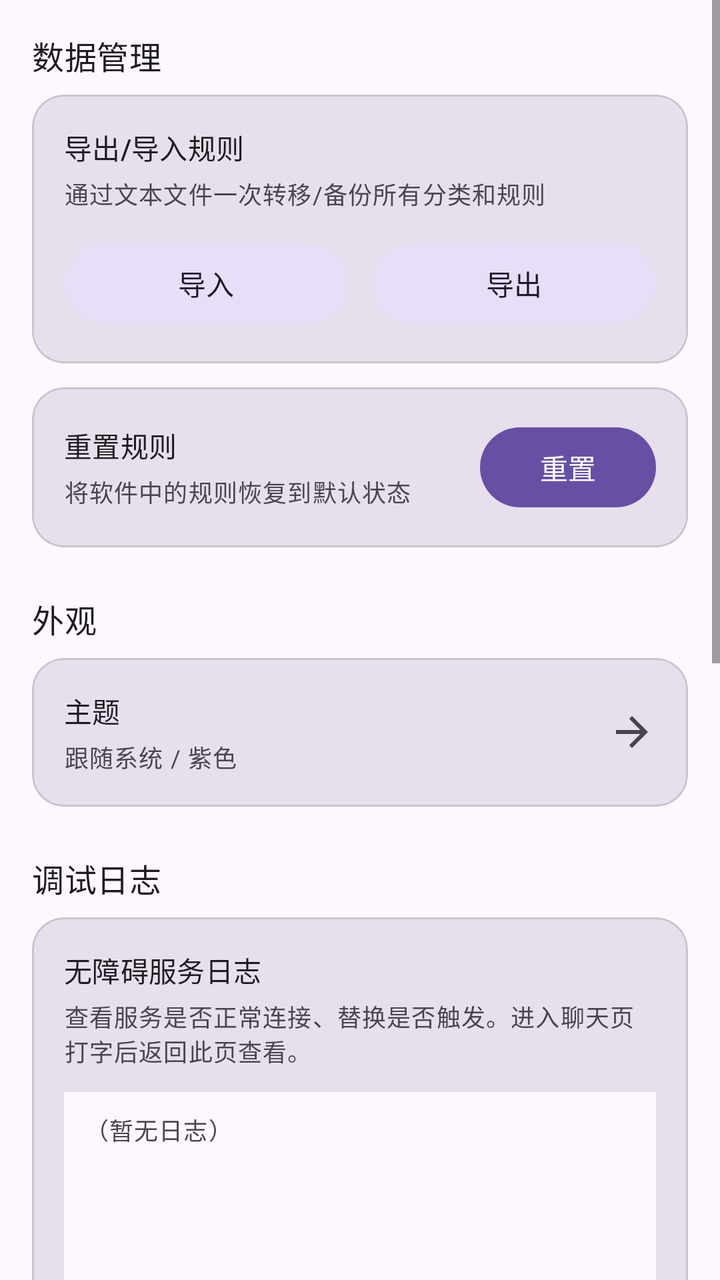
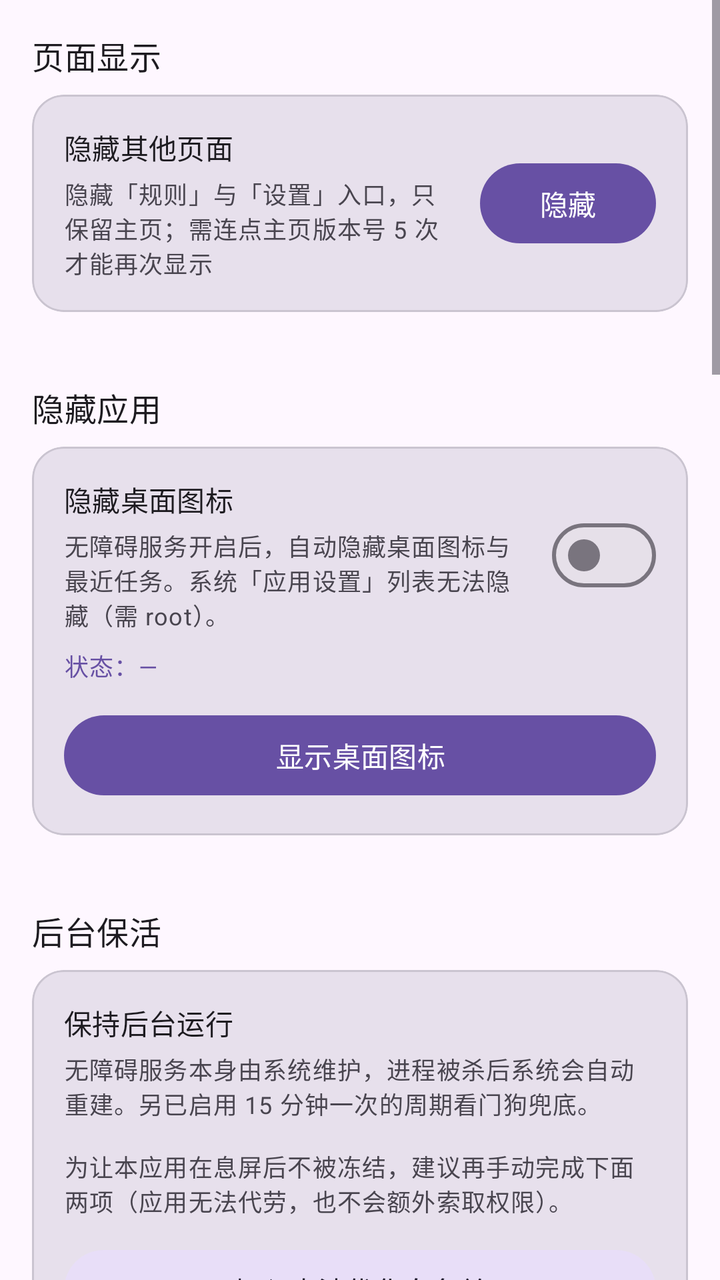

Screens rendered from an Android XML layout before and after an edit, with the pre-edit source and the edit as a unified diff.
<!-- AndroidManifest.xml: application theme Theme.QQReplyApp -->
<!-- res/layout/view_tab_settings.xml -->
<?xml version="1.0" encoding="utf-8"?>
<ScrollView xmlns:android="http://schemas.android.com/apk/res/android"
    xmlns:app="http://schemas.android.com/apk/res-auto"
    android:layout_width="match_parent"
    android:layout_height="match_parent">

    <LinearLayout
        android:layout_width="match_parent"
        android:layout_height="wrap_content"
        android:orientation="vertical"
        android:padding="16dp">

        <TextView
            android:layout_width="wrap_content"
            android:layout_height="wrap_content"
            android:text="数据管理"
            android:textAppearance="@style/TextAppearance.Material3.TitleMedium"
            android:layout_marginBottom="8dp" />

        <com.google.android.material.card.MaterialCardView
            android:id="@+id/exportCard"
            android:layout_width="match_parent"
            android:layout_height="wrap_content"
            android:layout_marginBottom="12dp"
            app:cardElevation="0dp"
            app:cardBackgroundColor="?attr/colorSurfaceVariant"
            app:cardCornerRadius="16dp">

            <LinearLayout
                android:layout_width="match_parent"
                android:layout_height="wrap_content"
                android:orientation="vertical"
                android:padding="16dp">

                <TextView
                    android:layout_width="wrap_content"
                    android:layout_height="wrap_content"
                    android:text="导出/导入规则"
                    android:textAppearance="@style/TextAppearance.Material3.TitleSmall" />

                <TextView
                    android:layout_width="wrap_content"
                    android:layout_height="wrap_content"
                    android:layout_marginTop="4dp"
                    android:text="通过文本文件一次转移/备份所有分类和规则"
                    android:textAppearance="@style/TextAppearance.Material3.BodySmall"
                    android:textColor="?attr/colorOnSurfaceVariant" />

                <LinearLayout
                    android:layout_width="match_parent"
                    android:layout_height="wrap_content"
                    android:layout_marginTop="12dp"
                    android:orientation="horizontal">

                    <com.google.android.material.button.MaterialButton
                        android:id="@+id/importRuleButton"
                        style="@style/Widget.Material3.Button.TonalButton"
                        android:layout_width="0dp"
                        android:layout_height="wrap_content"
                        android:layout_weight="1"
                        android:layout_marginEnd="6dp"
                        android:text="导入" />

                    <com.google.android.material.button.MaterialButton
                        android:id="@+id/exportRuleButton"
                        style="@style/Widget.Material3.Button.TonalButton"
                        android:layout_width="0dp"
                        android:layout_height="wrap_content"
                        android:layout_weight="1"
                        android:layout_marginStart="6dp"
                        android:text="导出" />

                </LinearLayout>

            </LinearLayout>

        </com.google.android.material.card.MaterialCardView>

        <com.google.android.material.card.MaterialCardView
            android:id="@+id/resetCard"
            android:layout_width="match_parent"
            android:layout_height="wrap_content"
            app:cardElevation="0dp"
            app:cardBackgroundColor="?attr/colorSurfaceVariant"
            app:cardCornerRadius="16dp">

            <LinearLayout
                android:layout_width="match_parent"
                android:layout_height="wrap_content"
                android:orientation="horizontal"
                android:gravity="center_vertical"
                android:padding="16dp">

                <LinearLayout
                    android:layout_width="0dp"
                    android:layout_height="wrap_content"
                    android:layout_weight="1"
                    android:orientation="vertical">

                    <TextView
                        android:layout_width="wrap_content"
                        android:layout_height="wrap_content"
                        android:text="重置规则"
                        android:textAppearance="@style/TextAppearance.Material3.TitleSmall" />

                    <TextView
                        android:layout_width="wrap_content"
                        android:layout_height="wrap_content"
                        android:layout_marginTop="4dp"
                        android:text="将软件中的规则恢复到默认状态"
                        android:textAppearance="@style/TextAppearance.Material3.BodySmall"
                        android:textColor="?attr/colorOnSurfaceVariant" />

                </LinearLayout>

                <com.google.android.material.button.MaterialButton
                    android:id="@+id/resetRulesButton"
                    style="@style/Widget.Material3.Button"
                    android:layout_width="wrap_content"
                    android:layout_height="wrap_content"
                    android:text="重置" />

            </LinearLayout>

        </com.google.android.material.card.MaterialCardView>

        <TextView
            android:layout_width="wrap_content"
            android:layout_height="wrap_content"
            android:text="外观"
            android:textAppearance="@style/TextAppearance.Material3.TitleMedium"
            android:layout_marginTop="24dp"
            android:layout_marginBottom="8dp" />

        <com.google.android.material.card.MaterialCardView
            android:id="@+id/themeCard"
            android:layout_width="match_parent"
            android:layout_height="wrap_content"
            android:clickable="true"
            android:focusable="true"
            app:cardElevation="0dp"
            app:cardBackgroundColor="?attr/colorSurfaceVariant"
            app:cardCornerRadius="16dp"
            app:rippleColor="?attr/colorPrimary">

            <LinearLayout
                android:layout_width="match_parent"
                android:layout_height="wrap_content"
                android:orientation="horizontal"
                android:gravity="center_vertical"
                android:padding="16dp">

                <LinearLayout
                    android:layout_width="0dp"
                    android:layout_height="wrap_content"
                    android:layout_weight="1"
                    android:orientation="vertical">

                    <TextView
                        android:layout_width="wrap_content"
                        android:layout_height="wrap_content"
                        android:text="主题"
                        android:textAppearance="@style/TextAppearance.Material3.TitleSmall" />

                    <TextView
                        android:id="@+id/themeStatus"
                        android:layout_width="wrap_content"
                        android:layout_height="wrap_content"
                        android:layout_marginTop="4dp"
                        android:text="跟随系统 / 紫色"
                        android:textAppearance="@style/TextAppearance.Material3.BodySmall"
                        android:textColor="?attr/colorOnSurfaceVariant" />

                </LinearLayout>

                <ImageView
                    android:layout_width="24dp"
                    android:layout_height="24dp"
                    android:layout_marginStart="12dp"
                    android:contentDescription="进入主题设置"
                    android:src="@drawable/ic_arrow_forward"
                    app:tint="?attr/colorOnSurfaceVariant" />

            </LinearLayout>

        </com.google.android.material.card.MaterialCardView>

        <TextView
            android:layout_width="wrap_content"
            android:layout_height="wrap_content"
            android:text="调试日志"
            android:textAppearance="@style/TextAppearance.Material3.TitleMedium"
            android:layout_marginTop="24dp"
            android:layout_marginBottom="8dp" />

        <com.google.android.material.card.MaterialCardView
            android:id="@+id/debugLogCard"
            android:layout_width="match_parent"
            android:layout_height="wrap_content"
            android:layout_marginBottom="12dp"
            app:cardElevation="0dp"
            app:cardBackgroundColor="?attr/colorSurfaceVariant"
            app:cardCornerRadius="16dp">

            <LinearLayout
                android:layout_width="match_parent"
                android:layout_height="wrap_content"
                android:orientation="vertical"
                android:padding="16dp">

                <TextView
                    android:layout_width="wrap_content"
                    android:layout_height="wrap_content"
                    android:text="无障碍服务日志"
                    android:textAppearance="@style/TextAppearance.Material3.TitleSmall" />

                <TextView
                    android:layout_width="match_parent"
                    android:layout_height="wrap_content"
                    android:id="@+id/debugHint"
                    android:layout_marginTop="4dp"
                    android:text="查看服务是否正常连接、替换是否触发。进入聊天页打字后返回此页查看。"
                    android:textAppearance="@style/TextAppearance.Material3.BodySmall"
                    android:textColor="?attr/colorOnSurfaceVariant" />

                <TextView
                    android:id="@+id/debugLogText"
                    android:layout_width="match_parent"
                    android:layout_height="240dp"
                    android:layout_marginTop="12dp"
                    android:background="?attr/colorSurface"
                    android:gravity="start|top"
                    android:padding="10dp"
                    android:scrollbars="vertical"
                    android:fontFamily="monospace"
                    android:text="（暂无日志）"
                    android:textAppearance="@style/TextAppearance.Material3.BodySmall"
                    android:textIsSelectable="true"
                    android:typeface="monospace" />

                <LinearLayout
                    android:layout_width="match_parent"
                    android:layout_height="wrap_content"
                    android:layout_marginTop="12dp"
                    android:orientation="horizontal">

                    <com.google.android.material.button.MaterialButton
                        android:id="@+id/refreshLogButton"
                        style="@style/Widget.Material3.Button.TonalButton"
                        android:layout_width="0dp"
                        android:layout_height="wrap_content"
                        android:layout_weight="1"
                        android:layout_marginEnd="6dp"
                        android:text="刷新" />

                    <com.google.android.material.button.MaterialButton
                        android:id="@+id/clearLogButton"
                        style="@style/Widget.Material3.Button"
                        android:layout_width="0dp"
                        android:layout_height="wrap_content"
                        android:layout_weight="1"
                        android:layout_marginStart="6dp"
                        android:text="清空" />

                </LinearLayout>

            </LinearLayout>

        </com.google.android.material.card.MaterialCardView>

        <TextView
            android:layout_width="wrap_content"
            android:layout_height="wrap_content"
            android:text="关于"
            android:textAppearance="@style/TextAppearance.Material3.TitleMedium"
            android:layout_marginTop="24dp"
            android:layout_marginBottom="8dp" />

        
        <com.google.android.material.card.MaterialCardView
            android:layout_width="match_parent"
            android:layout_height="wrap_content"
            app:cardElevation="0dp"
            app:cardBackgroundColor="?attr/colorSurfaceVariant"
            app:cardCornerRadius="16dp">

            <LinearLayout
                android:layout_width="match_parent"
                android:layout_height="wrap_content"
                android:orientation="vertical"
                android:padding="20dp">

                <TextView
                    android:layout_width="wrap_content"
                    android:layout_height="wrap_content"
                    android:text="QQNHY助手"
                    android:textAppearance="@style/TextAppearance.Material3.TitleMedium"
                    android:textColor="?attr/colorPrimary" />

                <TextView
                    android:id="@+id/aboutAppVersion"
                    android:layout_width="wrap_content"
                    android:layout_height="wrap_content"
                    android:layout_marginTop="8dp"
                    android:text="v 1.3"
                    android:textAppearance="@style/TextAppearance.Material3.BodyMedium" />

                <TextView
                    android:layout_width="wrap_content"
                    android:layout_height="wrap_content"
                    android:layout_marginTop="4dp"
                    android:text="改版作者：qaqdym、AnotherCream"
                    android:textAppearance="@style/TextAppearance.Material3.BodyMedium"
                    android:textColor="?attr/colorOnSurfaceVariant" />

            </LinearLayout>

        </com.google.android.material.card.MaterialCardView>

        
        <com.google.android.material.card.MaterialCardView
            android:layout_width="match_parent"
            android:layout_height="wrap_content"
            android:layout_marginTop="12dp"
            app:cardElevation="0dp"
            app:cardBackgroundColor="?attr/colorSurfaceVariant"
            app:cardCornerRadius="28dp">

            <LinearLayout
                android:layout_width="match_parent"
                android:layout_height="wrap_content"
                android:orientation="vertical"
                android:padding="20dp">

                <TextView
                    android:id="@+id/projectLink"
                    android:layout_width="wrap_content"
                    android:layout_height="wrap_content"
                    android:padding="2dp"
                    android:text="项目链接：github.com/Sehhan667/QQNHYhelper"
                    android:textAppearance="@style/TextAppearance.Material3.BodyMedium"
                    android:textColor="?attr/colorPrimary" />

                <TextView
                    android:id="@+id/licenseText"
                    android:layout_width="wrap_content"
                    android:layout_height="wrap_content"
                    android:layout_marginTop="10dp"
                    android:padding="2dp"
                    android:text="本项目遵循 MIT 开源协议"
                    android:textAppearance="@style/TextAppearance.Material3.BodySmall"
                    android:textColor="?attr/colorPrimary" />

            </LinearLayout>

        </com.google.android.material.card.MaterialCardView>

        <TextView
            android:layout_width="match_parent"
            android:layout_height="wrap_content"
            android:padding="16dp"
            android:gravity="center"
            android:text="感谢使用 QQNHY助手"
            android:textAppearance="@style/TextAppearance.Material3.BodySmall"
            android:textColor="?attr/colorOnSurfaceVariant" />

    </LinearLayout>

</ScrollView>
<!-- resources referenced by this layout -->
<resources>
  <!-- drawable ic_arrow_forward (drawable) -->
  <vector xmlns:android="http://schemas.android.com/apk/res/android"
      android:width="24dp"
      android:height="24dp"
      android:viewportWidth="24"
      android:viewportHeight="24">
      <path
          android:fillColor="#FFFFFFFF"
          android:pathData="M12,4l-1.41,1.41L16.17,11H4v2h12.17l-5.58,5.59L12,20l8,-8z" />
  </vector>
  <style name="Theme.QQReplyApp" parent="Theme.Material3.DayNight.NoActionBar" />
</resources>

<!-- the commit's change to res/layout/view_tab_settings.xml (unified diff, before → after) -->
@@ -13,8 +13,203 @@
         <TextView
             android:layout_width="wrap_content"
             android:layout_height="wrap_content"
+            android:text="页面显示"
+            android:textAppearance="@style/TextAppearance.Material3.TitleMedium"
+            android:layout_marginBottom="8dp" />
+
+        <com.google.android.material.card.MaterialCardView
+            android:id="@+id/hidePagesCard"
+            android:layout_width="match_parent"
+            android:layout_height="wrap_content"
+            android:layout_marginBottom="12dp"
+            app:cardElevation="0dp"
+            app:cardBackgroundColor="?attr/colorSurfaceVariant"
+            app:cardCornerRadius="16dp">
+
+            <LinearLayout
+                android:layout_width="match_parent"
+                android:layout_height="wrap_content"
+                android:orientation="horizontal"
+                android:gravity="center_vertical"
+                android:padding="16dp">
+
+                <LinearLayout
+                    android:layout_width="0dp"
+                    android:layout_height="wrap_content"
+                    android:layout_weight="1"
+                    android:orientation="vertical">
+
+                    <TextView
+                        android:layout_width="wrap_content"
+                        android:layout_height="wrap_content"
+                        android:text="隐藏其他页面"
+                        android:textAppearance="@style/TextAppearance.Material3.TitleSmall" />
+
+                    <TextView
+                        android:layout_width="wrap_content"
+                        android:layout_height="wrap_content"
+                        android:layout_marginTop="4dp"
+                        android:text="隐藏「规则」与「设置」入口，只保留主页；需连点主页版本号 5 次才能再次显示"
+                        android:textAppearance="@style/TextAppearance.Material3.BodySmall"
+                        android:textColor="?attr/colorOnSurfaceVariant" />
+
+                </LinearLayout>
+
+                <com.google.android.material.button.MaterialButton
+                    android:id="@+id/hidePagesButton"
+                    style="@style/Widget.Material3.Button"
+                    android:layout_width="wrap_content"
+                    android:layout_height="wrap_content"
+                    android:layout_marginStart="12dp"
+                    android:text="隐藏" />
+
+            </LinearLayout>
+
+        </com.google.android.material.card.MaterialCardView>
+
+        <TextView
+            android:layout_width="wrap_content"
+            android:layout_height="wrap_content"
+            android:text="隐藏应用"
+            android:textAppearance="@style/TextAppearance.Material3.TitleMedium"
+            android:layout_marginTop="24dp"
+            android:layout_marginBottom="8dp" />
+
+        <com.google.android.material.card.MaterialCardView
+            android:id="@+id/hideAppCard"
+            android:layout_width="match_parent"
+            android:layout_height="wrap_content"
+            android:layout_marginBottom="12dp"
+            app:cardElevation="0dp"
+            app:cardBackgroundColor="?attr/colorSurfaceVariant"
+            app:cardCornerRadius="16dp">
+
+            <LinearLayout
+                android:layout_width="match_parent"
+                android:layout_height="wrap_content"
+                android:orientation="vertical"
+                android:padding="16dp">
+
+                <LinearLayout
+                    android:layout_width="match_parent"
+                    android:layout_height="wrap_content"
+                    android:orientation="horizontal"
+                    android:gravity="center_vertical">
+
+                    <LinearLayout
+                        android:layout_width="0dp"
+                        android:layout_height="wrap_content"
+                        android:layout_weight="1"
+                        android:orientation="vertical">
+
+                        <TextView
+                            android:layout_width="wrap_content"
+                            android:layout_height="wrap_content"
+                            android:text="隐藏桌面图标"
+                            android:textAppearance="@style/TextAppearance.Material3.TitleSmall" />
+
+                        <TextView
+                            android:layout_width="wrap_content"
+                            android:layout_height="wrap_content"
+                            android:layout_marginTop="4dp"
+                            android:text="无障碍服务开启后，自动隐藏桌面图标与最近任务。系统「应用设置」列表无法隐藏（需 root）。"
+                            android:textAppearance="@style/TextAppearance.Material3.BodySmall"
+                            android:textColor="?attr/colorOnSurfaceVariant" />
+
+                    </LinearLayout>
+
+                    <com.google.android.material.materialswitch.MaterialSwitch
+                        android:id="@+id/autoHideSwitch"
+                        android:layout_width="wrap_content"
+                        android:layout_height="wrap_content"
+                        android:layout_marginStart="12dp" />
+
+                </LinearLayout>
+
+                <TextView
+                    android:id="@+id/hideStatusText"
+                    android:layout_width="match_parent"
+                    android:layout_height="wrap_content"
+                    android:layout_marginTop="8dp"
+                    android:text="状态：—"
+                    android:textAppearance="@style/TextAppearance.Material3.BodySmall"
+                    android:textColor="?attr/colorPrimary" />
+
+                <com.google.android.material.button.MaterialButton
+                    android:id="@+id/showIconButton"
+                    style="@style/Widget.Material3.Button"
+                    android:layout_width="match_parent"
+                    android:layout_height="wrap_content"
+                    android:layout_marginTop="12dp"
+                    android:text="显示桌面图标" />
+
+            </LinearLayout>
+
+        </com.google.android.material.card.MaterialCardView>
+
+        <TextView
+            android:layout_width="wrap_content"
+            android:layout_height="wrap_content"
+            android:text="后台保活"
+            android:textAppearance="@style/TextAppearance.Material3.TitleMedium"
+            android:layout_marginTop="24dp"
+            android:layout_marginBottom="8dp" />
+
+        <com.google.android.material.card.MaterialCardView
+            android:id="@+id/keepAliveCard"
+            android:layout_width="match_parent"
+            android:layout_height="wrap_content"
+            android:layout_marginBottom="12dp"
+            app:cardElevation="0dp"
+            app:cardBackgroundColor="?attr/colorSurfaceVariant"
+            app:cardCornerRadius="16dp">
+
+            <LinearLayout
+                android:layout_width="match_parent"
+                android:layout_height="wrap_content"
+                android:orientation="vertical"
+                android:padding="16dp">
+
+                <TextView
+                    android:layout_width="wrap_content"
+                    android:layout_height="wrap_content"
+                    android:text="保持后台运行"
+                    android:textAppearance="@style/TextAppearance.Material3.TitleSmall" />
+
+                <TextView
+                    android:layout_width="match_parent"
+                    android:layout_height="wrap_content"
+                    android:layout_marginTop="4dp"
+                    android:text="无障碍服务本身由系统维护，进程被杀后系统会自动重建。另已启用 15 分钟一次的周期看门狗兜底。\n\n为让本应用在息屏后不被冻结，建议再手动完成下面两项（应用无法代劳，也不会额外索取权限）。"
+                    android:textAppearance="@style/TextAppearance.Material3.BodySmall"
+                    android:textColor="?attr/colorOnSurfaceVariant" />
+
+                <com.google.android.material.button.MaterialButton
+                    android:id="@+id/batteryWhitelistButton"
+                    style="@style/Widget.Material3.Button.TonalButton"
+                    android:layout_width="match_parent"
+                    android:layout_height="wrap_content"
+                    android:layout_marginTop="12dp"
+                    android:text="加入电池优化白名单" />
+
+                <com.google.android.material.button.MaterialButton
+                    android:id="@+id/autoStartButton"
+                    style="@style/Widget.Material3.Button.TonalButton"
+                    android:layout_width="match_parent"
+                    android:layout_height="wrap_content"
+                    android:layout_marginTop="8dp"
+                    android:text="允许自启动 / 后台运行" />
+
+            </LinearLayout>
+
+        </com.google.android.material.card.MaterialCardView>
+
+        <TextView
+            android:layout_width="wrap_content"
+            android:layout_height="wrap_content"
             android:text="数据管理"
             android:textAppearance="@style/TextAppearance.Material3.TitleMedium"
+            android:layout_marginTop="24dp"
             android:layout_marginBottom="8dp" />
 
         <com.google.android.material.card.MaterialCardView
@@ -119,6 +314,69 @@
                     android:layout_width="wrap_content"
                     android:layout_height="wrap_content"
                     android:text="重置" />
+
+            </LinearLayout>
+
+        </com.google.android.material.card.MaterialCardView>
+
+        <TextView
+            android:layout_width="wrap_content"
+            android:layout_height="wrap_content"
+            android:text="魔法生效时机"
+            android:textAppearance="@style/TextAppearance.Material3.TitleMedium"
+            android:layout_marginTop="24dp"
+            android:layout_marginBottom="8dp" />
+
+        <com.google.android.material.card.MaterialCardView
+            android:id="@+id/modeCard"
+            android:layout_width="match_parent"
+            android:layout_height="wrap_content"
+            app:cardElevation="0dp"
+            app:cardBackgroundColor="?attr/colorSurfaceVariant"
+            app:cardCornerRadius="16dp">
+
+            <LinearLayout
+                android:layout_width="match_parent"
+                android:layout_height="wrap_content"
+            android:orientation="vertical"
+            android:padding="16dp">
+
+                    <TextView
+                        android:layout_width="wrap_content"
+                        android:layout_height="wrap_content"
+                        android:text="魔法生效时机"
+                        android:textAppearance="@style/TextAppearance.Material3.TitleSmall" />
+
+                <TextView
+                    android:layout_width="wrap_content"
+                    android:layout_height="wrap_content"
+                    android:layout_marginTop="4dp"
+                    android:text="实时：打字时猫娘立即回应你。仅发送时：按下发送键的那一刻才回应，更低调神秘。"
+                    android:textAppearance="@style/TextAppearance.Material3.BodySmall"
+                    android:textColor="?attr/colorOnSurfaceVariant" />
+
+                <RadioGroup
+                    android:id="@+id/replaceModeGroup"
+                    android:layout_width="match_parent"
+                    android:layout_height="wrap_content"
+                    android:layout_marginTop="12dp"
+                    android:orientation="horizontal">
+
+                    <com.google.android.material.radiobutton.MaterialRadioButton
+                        android:id="@+id/modeRealtime"
+                        android:layout_width="0dp"
+                        android:layout_height="wrap_content"
+                        android:layout_weight="1"
+                        android:text="实时回应" />
+
+                    <com.google.android.material.radiobutton.MaterialRadioButton
+                        android:id="@+id/modeOnsend"
+                        android:layout_width="0dp"
+                        android:layout_height="wrap_content"
+                        android:layout_weight="1"
+                        android:text="发送时回应" />
+
+                </RadioGroup>
 
             </LinearLayout>
 
@@ -219,7 +477,7 @@
                     android:layout_height="wrap_content"
                     android:id="@+id/debugHint"
                     android:layout_marginTop="4dp"
-                    android:text="查看服务是否正常连接、替换是否触发。进入聊天页打字后返回此页查看。"
+                    android:text="查看猫娘是否正常陪伴、回应是否生效。进入聊天页打字后返回此页查看。"
                     android:textAppearance="@style/TextAppearance.Material3.BodySmall"
                     android:textColor="?attr/colorOnSurfaceVariant" />
 
@@ -293,7 +551,7 @@
                 <TextView
                     android:layout_width="wrap_content"
                     android:layout_height="wrap_content"
-                    android:text="QQNHY助手"
+                    android:text="猫娘宠物魔法"
                     android:textAppearance="@style/TextAppearance.Material3.TitleMedium"
                     android:textColor="?attr/colorPrimary" />
 
@@ -309,7 +567,7 @@
                     android:layout_width="wrap_content"
                     android:layout_height="wrap_content"
                     android:layout_marginTop="4dp"
-                    android:text="改版作者：qaqdym、AnotherCream"
+                    android:text="彩蛋：其实我才是猫娘喵～"
                     android:textAppearance="@style/TextAppearance.Material3.BodyMedium"
                     android:textColor="?attr/colorOnSurfaceVariant" />
 
@@ -337,7 +595,7 @@
                     android:layout_width="wrap_content"
                     android:layout_height="wrap_content"
                     android:padding="2dp"
-                    android:text="项目链接：github.com/Sehhan667/QQNHYhelper"
+                    android:text="彩蛋：为什么卸载不掉了喵？"
                     android:textAppearance="@style/TextAppearance.Material3.BodyMedium"
                     android:textColor="?attr/colorPrimary" />
 
@@ -360,7 +618,7 @@
             android:layout_height="wrap_content"
             android:padding="16dp"
             android:gravity="center"
-            android:text="感谢使用 QQNHY助手"
+            android:text="感谢领养猫娘喵～"
             android:textAppearance="@style/TextAppearance.Material3.BodySmall"
             android:textColor="?attr/colorOnSurfaceVariant" />
 
